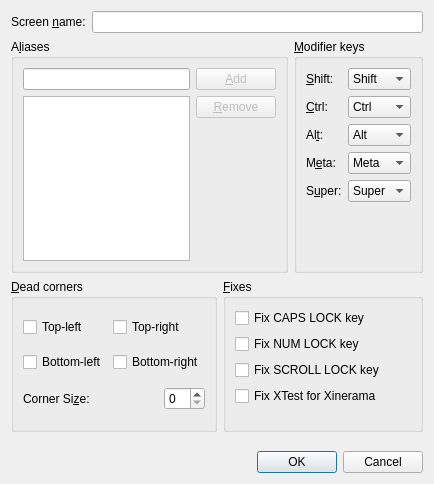
Before: the Qt Designer form trunk/gui/res/ScreenSettingsDialogBase.ui in svn2github/synergy-plus, drawn with Qt 5.
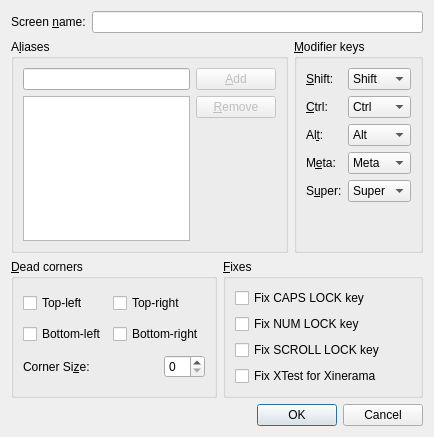
After: the same form once the commit is applied.

The edit to the form file:
```diff
--- a/trunk/gui/res/ScreenSettingsDialogBase.ui
+++ b/trunk/gui/res/ScreenSettingsDialogBase.ui
@@ -1,12 +1,12 @@
 <ui version="4.0" >
  <class>ScreenSettingsDialogBase</class>
- <widget class="QDialog" name="ScreenSettingsDialogBase" >
-  <property name="geometry" >
+ <widget class="QDialog" name="ScreenSettingsDialogBase">
+  <property name="geometry">
    <rect>
     <x>0</x>
     <y>0</y>
     <width>434</width>
-    <height>484</height>
+    <height>437</height>
    </rect>
   </property>
   <property name="windowTitle" >
@@ -497,8 +497,8 @@
      <property name="orientation" >
       <enum>Qt::Horizontal</enum>
      </property>
-     <property name="standardButtons" >
-      <set>QDialogButtonBox::Cancel|QDialogButtonBox::NoButton|QDialogButtonBox::Ok</set>
+     <property name="standardButtons">
+      <set>QDialogButtonBox::Cancel|QDialogButtonBox::Ok</set>
      </property>
     </widget>
    </item>
```
Left out of the diff: 311 changed lines with no effect on the pictures.
